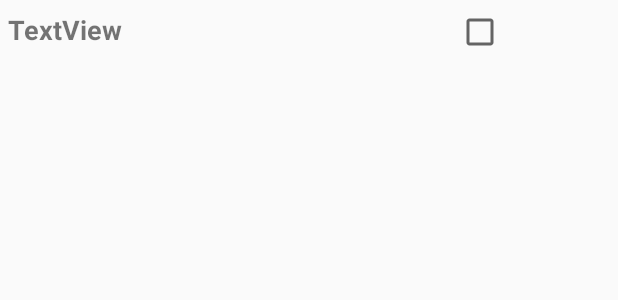
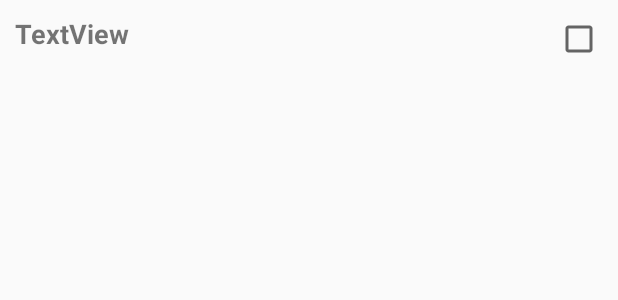
Before and after one commit to ChrishanJay/ToDo, an Android app: the layout todo_item.xml on its own in the app's theme, with its tools: preview values and no code run, on a phone screen of 412 x 824 dp. Shown: the top 300 px of the screen. Run offline under Robolectric (Android 15) with nearby library versions, the phone set to English and light mode, and no system bars.

Commit message:
Added Add new item Activity

```diff
--- a/app/src/main/AndroidManifest.xml
+++ b/app/src/main/AndroidManifest.xml
@@ -11,7 +11,8 @@
         android:roundIcon="@mipmap/ic_launcher_round"
         android:supportsRtl="true"
         android:theme="@style/AppTheme">
-        <activity android:name=".HomeActivity"/>
+        <activity android:name=".AddActivity"></activity>
+        <activity android:name=".HomeActivity" />
         <activity android:name=".RegisterActivity" />
         <activity android:name=".LoginActivity" />
         <activity android:name=".MainActivity">
--- a/app/src/main/java/com/uok/todo/APIService.java
+++ b/app/src/main/java/com/uok/todo/APIService.java
@@ -9,8 +9,12 @@ import retrofit2.http.Path;
 public interface APIService {
 
     @GET("todo/{user}")
-    Call<APIResponse> getAllTodos(@Path("user") String user);
+    Call<APIResponse> getAllItems(@Path("user") String user);
 
     @POST("todo/{user}/{id}")
     Call<APIResponse> updateItem(@Path("user") String user, @Path("id") String id, @Body Data data);
+
+    @POST("todo/{user}")
+    Call<APIResponse> addItem(@Path("user") String user, @Body Data data);
+
 }
--- a/app/src/main/res/layout/todo_item.xml
+++ b/app/src/main/res/layout/todo_item.xml
@@ -1,23 +1,28 @@
 <?xml version="1.0" encoding="utf-8"?>
-<LinearLayout xmlns:android="http://schemas.android.com/apk/res/android"
+<androidx.constraintlayout.widget.ConstraintLayout xmlns:android="http://schemas.android.com/apk/res/android"
+    xmlns:app="http://schemas.android.com/apk/res-auto"
+    xmlns:tools="http://schemas.android.com/tools"
     android:layout_width="match_parent"
-    android:layout_height="wrap_content"
-    android:orientation="horizontal">
+    android:layout_height="wrap_content">
+
 
     <TextView
         android:id="@+id/item"
-        android:layout_width="wrap_content"
+        android:layout_width="0dp"
         android:layout_height="wrap_content"
-        android:layout_margin="5dp"
-        android:layout_weight="3"
+        android:layout_margin="10dp"
         android:text="TextView"
         android:textSize="18sp"
-        android:textStyle="bold" />
+        android:textStyle="bold"
+        app:layout_constraintLeft_toLeftOf="parent"
+        app:layout_constraintRight_toLeftOf="@id/checkBox"
+        app:layout_constraintTop_toTopOf="parent" />
 
     <CheckBox
         android:id="@+id/checkBox"
-        android:layout_width="wrap_content"
+        android:layout_width="0dp"
         android:layout_height="wrap_content"
-        android:layout_margin="5dp"
-        android:layout_weight="1" />
-</LinearLayout>
+        android:layout_margin="10dp"
+        app:layout_constraintEnd_toEndOf="parent"
+        app:layout_constraintTop_toTopOf="parent" />
+</androidx.constraintlayout.widget.ConstraintLayout>
```
Also changed, not shown: app/src/main/java/com/uok/todo/AddActivity.java (added, +61 -0 lines), app/src/main/java/com/uok/todo/HomeActivity.java (+22 -3 lines), app/src/main/java/com/uok/todo/TodoAdapter.java (+8 -4 lines), app/src/main/res/layout/activity_add.xml (added, +39 -0 lines), app/src/main/res/layout/activity_home.xml (+12 -1 lines).
